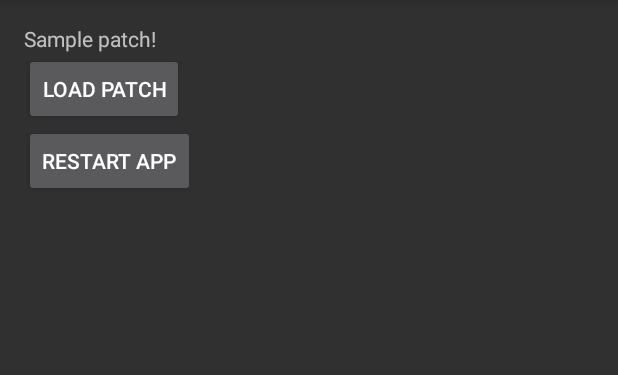
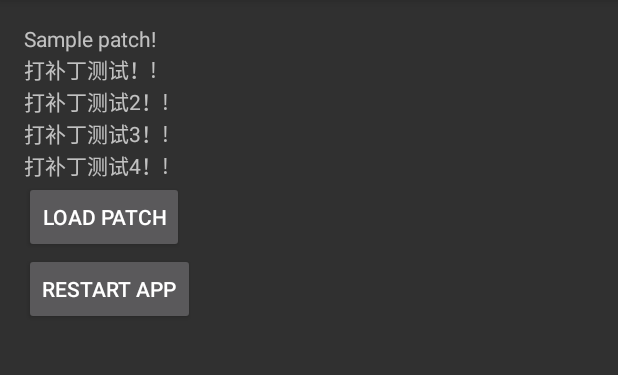
Before and after one commit to haibinpark/tinkerdemo, an Android app: the screen it shows after launch (MainActivity), after a tap on "LOAD PATCH", on a phone screen of 412 x 824 dp, the part 84-459 px from its top. Run offline under Robolectric (Android 15) with nearby library versions, the phone set to English and light mode, and no system bars; libraries missing offline, so code that uses them is left out: com.tencent.tinker; 1 statement that could not run was skipped.

Commit message:
测试tinkerid对补丁的影响。

```diff
--- a/app/src/main/java/com/wkllme/llmwithtinker/MainActivity.java
+++ b/app/src/main/java/com/wkllme/llmwithtinker/MainActivity.java
@@ -9,6 +9,7 @@ import android.support.v7.app.AppCompatActivity;
 import android.os.Bundle;
 import android.view.View;
 import android.widget.Button;
+import android.widget.Toast;
 
 import com.tencent.tinker.lib.tinker.TinkerInstaller;
 
@@ -22,8 +23,17 @@ public class MainActivity extends AppCompatActivity {
         loadPatch.setOnClickListener(new View.OnClickListener() {
             @Override
             public void onClick(View view) {
-                TinkerInstaller.onReceiveUpgradePatch(getApplicationContext(),
-                        Environment.getExternalStorageDirectory().getAbsolutePath() + "/patch_signed_7zip.apk");
+                try {
+                    TinkerInstaller.onReceiveUpgradePatch(getApplicationContext(),
+                            Environment.getExternalStorageDirectory().getAbsolutePath() + "/patch_signed_7zip.apk");
+                    Toast
+                            .makeText(MainActivity.this, "更新补丁成功", Toast.LENGTH_LONG)
+                            .show();
+                } catch (Exception e) {
+                    Toast
+                            .makeText(MainActivity.this, "更新补丁失败: " + e.getMessage(), Toast.LENGTH_LONG)
+                            .show();
+                }
             }
         });
         Button restartApp = (Button) findViewById(R.id.restartApp);
@@ -39,7 +49,7 @@ public class MainActivity extends AppCompatActivity {
 
     private void startSelf() {
         AlarmManager larmManager = (AlarmManager) getSystemService(Context.ALARM_SERVICE);
-        Intent intent =new Intent("RESTART");
+        Intent intent = new Intent("RESTART");
         PendingIntent pendingIntent = PendingIntent.getBroadcast(MainActivity.this, 1, intent, 0);
         larmManager.set(AlarmManager.RTC, System.currentTimeMillis() + 5, pendingIntent);
     }
--- a/app/src/main/res/layout/activity_main.xml
+++ b/app/src/main/res/layout/activity_main.xml
@@ -15,7 +15,23 @@
         android:layout_width="wrap_content"
         android:layout_height="wrap_content"
         android:text="Sample patch!"/>
-
+    <TextView
+        android:id="@+id/textView1"
+        android:layout_width="wrap_content"
+        android:layout_height="wrap_content"
+        android:text="打补丁测试！!"/>
+    <TextView
+        android:layout_width="wrap_content"
+        android:layout_height="wrap_content"
+        android:text="打补丁测试2！!"/>
+    <TextView
+        android:layout_width="wrap_content"
+        android:layout_height="wrap_content"
+        android:text="打补丁测试3！!"/>
+    <TextView
+        android:layout_width="wrap_content"
+        android:layout_height="wrap_content"
+        android:text="打补丁测试4！!"/>
     <Button
         android:id="@+id/loadPatch"
         android:layout_width="wrap_content"
```
Also changed, not shown: app/build.gradle (+4 -4 lines).
